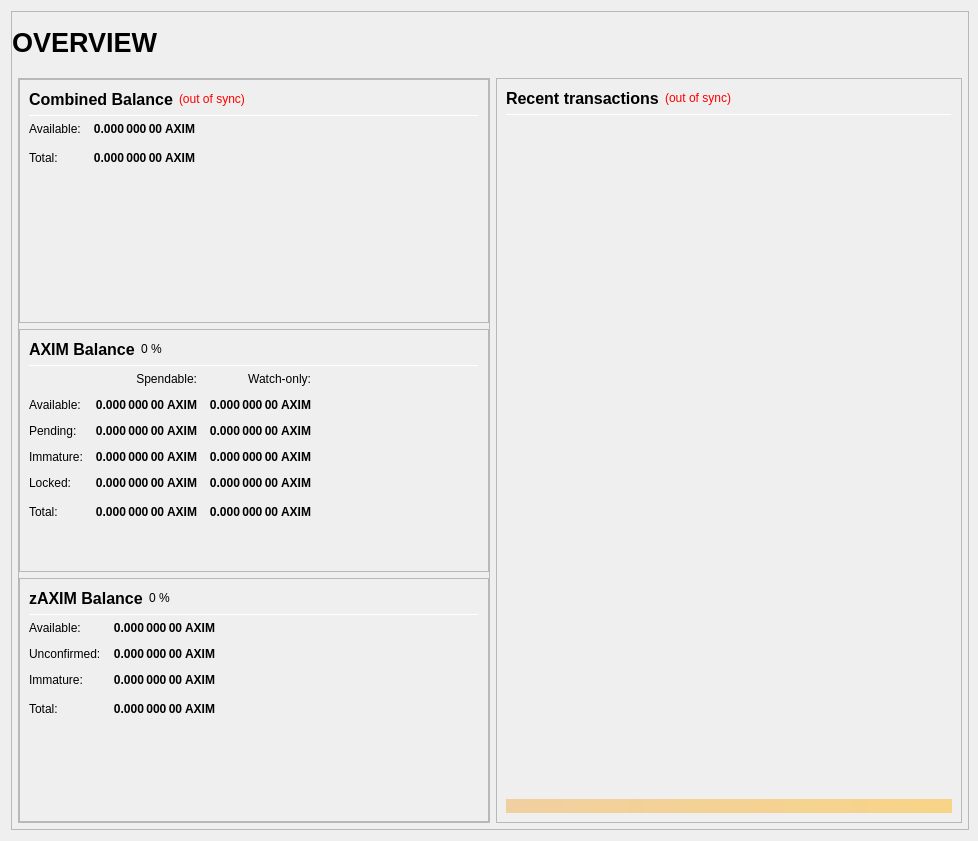
Qt form src/qt/forms/overviewpage.ui (aigon1989/AXIM) before a commit.
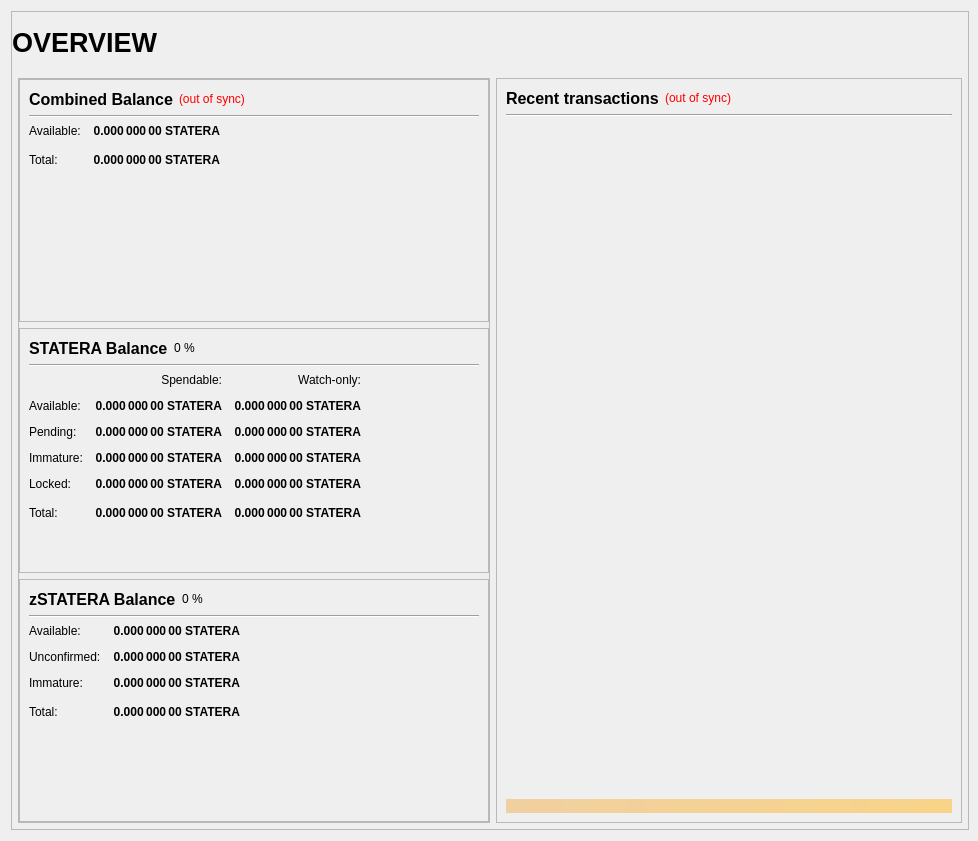
The same form after that commit.

Commit message: Rename to Statera as requested

The edit to the form file:
```diff
--- a/src/qt/forms/overviewpage.ui
+++ b/src/qt/forms/overviewpage.ui
@@ -31,7 +31,7 @@
        <height>610</height>
       </size>
      </property>
-     <property name="maximumSize">
+     <property name="mstateraumSize">
       <size>
        <width>16777215</width>
        <height>16777215</height>
@@ -295,7 +295,7 @@
                          <height>1</height>
                         </size>
                        </property>
-                       <property name="maximumSize">
+                       <property name="mstateraumSize">
                         <size>
                          <width>16777215</width>
                          <height>1</height>
@@ -333,7 +333,7 @@
                           <string>Your current spendable balance</string>
                          </property>
                          <property name="text">
-                          <string notr="true">0.000 000 00 AXIM</string>
+                          <string notr="true">0.000 000 00 STATERA</string>
                          </property>
                          <property name="alignment">
                           <set>Qt::AlignRight|Qt::AlignTrailing|Qt::AlignVCenter</set>
@@ -365,7 +365,7 @@
                           <string>Total Balance, including all unavailable coins.</string>
                          </property>
                          <property name="text">
-                          <string notr="true">0.000 000 00 AXIM</string>
+                          <string notr="true">0.000 000 00 STATERA</string>
                          </property>
                          <property name="alignment">
                           <set>Qt::AlignRight|Qt::AlignTrailing|Qt::AlignVCenter</set>
@@ -433,7 +433,7 @@
                           </font>
                          </property>
                          <property name="text">
-                          <string>AXIM Balance</string>
+                          <string>STATERA Balance</string>
                          </property>
                         </widget>
                        </item>
@@ -467,7 +467,7 @@
                          <height>1</height>
                         </size>
                        </property>
-                       <property name="maximumSize">
+                       <property name="mstateraumSize">
                         <size>
                          <width>16777215</width>
                          <height>1</height>
@@ -525,7 +525,7 @@
                           <string>Your current spendable balance</string>
                          </property>
                          <property name="text">
-                          <string notr="true">0.000 000 00 AXIM</string>
+                          <string notr="true">0.000 000 00 STATERA</string>
                          </property>
                          <property name="alignment">
                           <set>Qt::AlignRight|Qt::AlignTrailing|Qt::AlignVCenter</set>
@@ -550,7 +550,7 @@
                           <string>Your current balance in watch-only addresses</string>
                          </property>
                          <property name="text">
-                          <string notr="true">0.000 000 00 AXIM</string>
+                          <string notr="true">0.000 000 00 STATERA</string>
                          </property>
                          <property name="alignment">
                           <set>Qt::AlignRight|Qt::AlignTrailing|Qt::AlignVCenter</set>
@@ -582,7 +582,7 @@
                           <string>Total of transactions that have yet to be confirmed, and do not yet count toward the spendable balance</string>
                          </property>
                          <property name="text">
-                          <string notr="true">0.000 000 00 AXIM</string>
+                          <string notr="true">0.000 000 00 STATERA</string>
                          </property>
                          <property name="alignment">
                           <set>Qt::AlignRight|Qt::AlignTrailing|Qt::AlignVCenter</set>
@@ -607,7 +607,7 @@
                           <string>Unconfirmed transactions to watch-only addresses</string>
                          </property>
                          <property name="text">
-                          <string notr="true">0.000 000 00 AXIM</string>
+                          <string notr="true">0.000 000 00 STATERA</string>
                          </property>
                          <property name="alignment">
                           <set>Qt::AlignRight|Qt::AlignTrailing|Qt::AlignVCenter</set>
@@ -639,7 +639,7 @@
                           <string>Staked or masternode rewards that has not yet matured</string>
                          </property>
                          <property name="text">
-                          <string notr="true">0.000 000 00 AXIM</string>
+                          <string notr="true">0.000 000 00 STATERA</string>
                          </property>
                          <property name="alignment">
                           <set>Qt::AlignRight|Qt::AlignTrailing|Qt::AlignVCenter</set>
@@ -664,7 +664,7 @@
                           <string>Staked or masternode rewards in watch-only addresses that has not yet matured</string>
                          </property>
                          <property name="text">
-                          <string notr="true">0.000 000 00 AXIM</string>
+                          <string notr="true">0.000 000 00 STATERA</string>
                          </property>
                          <property name="alignment">
                           <set>Qt::AlignRight|Qt::AlignTrailing|Qt::AlignVCenter</set>
@@ -699,7 +699,7 @@
                           <string>Locked AXIM or Masternode collaterals. These are excluded from zAXIM minting.</string>
                          </property>
                          <property name="text">
-                          <string notr="true">0.000 000 00 AXIM</string>
+                          <string notr="true">0.000 000 00 STATERA</string>
                          </property>
                          <property name="alignment">
                           <set>Qt::AlignRight|Qt::AlignTrailing|Qt::AlignVCenter</set>
@@ -724,7 +724,7 @@
                           <string>Current locked balance in watch-only addresses</string>
                          </property>
                          <property name="text">
-                          <string notr="true">0.000 000 00 AXIM</string>
+                          <string notr="true">0.000 000 00 STATERA</string>
                          </property>
                          <property name="alignment">
                           <set>Qt::AlignRight|Qt::AlignTrailing|Qt::AlignVCenter</set>
@@ -759,7 +759,7 @@
                           <string>Your current AXIM balance, unconfirmed and immature transactions included</string>
                          </property>
                          <property name="text">
-                          <string notr="true">0.000 000 00 AXIM</string>
+                          <string notr="true">0.000 000 00 STATERA</string>
                          </property>
                          <property name="alignment">
                           <set>Qt::AlignRight|Qt::AlignTrailing|Qt::AlignVCenter</set>
@@ -784,7 +784,7 @@
                           <string>Current total balance in watch-only addresses</string>
                          </property>
                          <property name="text">
-                          <string notr="true">0.000 000 00 AXIM</string>
+                          <string notr="true">0.000 000 00 STATERA</string>
                          </property>
                          <property name="alignment">
                           <set>Qt::AlignRight|Qt::AlignTrailing|Qt::AlignVCenter</set>
@@ -852,7 +852,7 @@
                           </font>
                          </property>
                          <property name="text">
-                          <string>zAXIM Balance</string>
+                          <string>zSTATERA Balance</string>
                          </property>
                         </widget>
                        </item>
@@ -886,7 +886,7 @@
                          <height>1</height>
                         </size>
                        </property>
-                       <property name="maximumSize">
+                       <property name="mstateraumSize">
                         <size>
                          <width>16777215</width>
                          <height>1</height>
@@ -926,7 +926,7 @@
 These zAXIM are spendable.</string>
                          </property>
                          <property name="text">
-                          <string notr="true">0.000 000 00 AXIM</string>
+                          <string notr="true">0.000 000 00 STATERA</string>
                          </property>
                          <property name="alignment">
                           <set>Qt::AlignRight|Qt::AlignTrailing|Qt::AlignVCenter</set>
@@ -957,7 +957,7 @@
 Immature: confirmed, but less than 1 mint of the same denomination after it was minted</string>
                          </property>
                          <property name="text">
-                          <string notr="true">0.000 000 00 AXIM</string>
+                          <string notr="true">0.000 000 00 STATERA</string>
                          </property>
                          <property name="alignment">
                           <set>Qt::AlignRight|Qt::AlignTrailing|Qt::AlignVCenter</set>
@@ -988,7 +988,7 @@
 Immature: confirmed, but less than 1 mint of the same denomination after it was minted</string>
                          </property>
                          <property name="text">
-                          <string notr="true">0.000 000 00 AXIM</string>
+                          <string notr="true">0.000 000 00 STATERA</string>
                          </property>
                          <property name="alignment">
                           <set>Qt::AlignRight|Qt::AlignTrailing|Qt::AlignVCenter</set>
@@ -1020,7 +1020,7 @@
                           <string>Your current zAXIM balance, unconfirmed and immature zAXIM included.</string>
                          </property>
                          <property name="text">
-                          <string notr="true">0.000 000 00 AXIM</string>
+                          <string notr="true">0.000 000 00 STATERA</string>
                          </property>
                          <property name="alignment">
                           <set>Qt::AlignRight|Qt::AlignTrailing|Qt::AlignVCenter</set>
@@ -1147,7 +1147,7 @@
                       <height>1</height>
                      </size>
                     </property>
-                    <property name="maximumSize">
+                    <property name="mstateraumSize">
                      <size>
                       <width>16777215</width>
                       <height>1</height>
```
Left out of the diff: 30 changed lines with no effect on the pictures. The commit also changes 581 other files.
